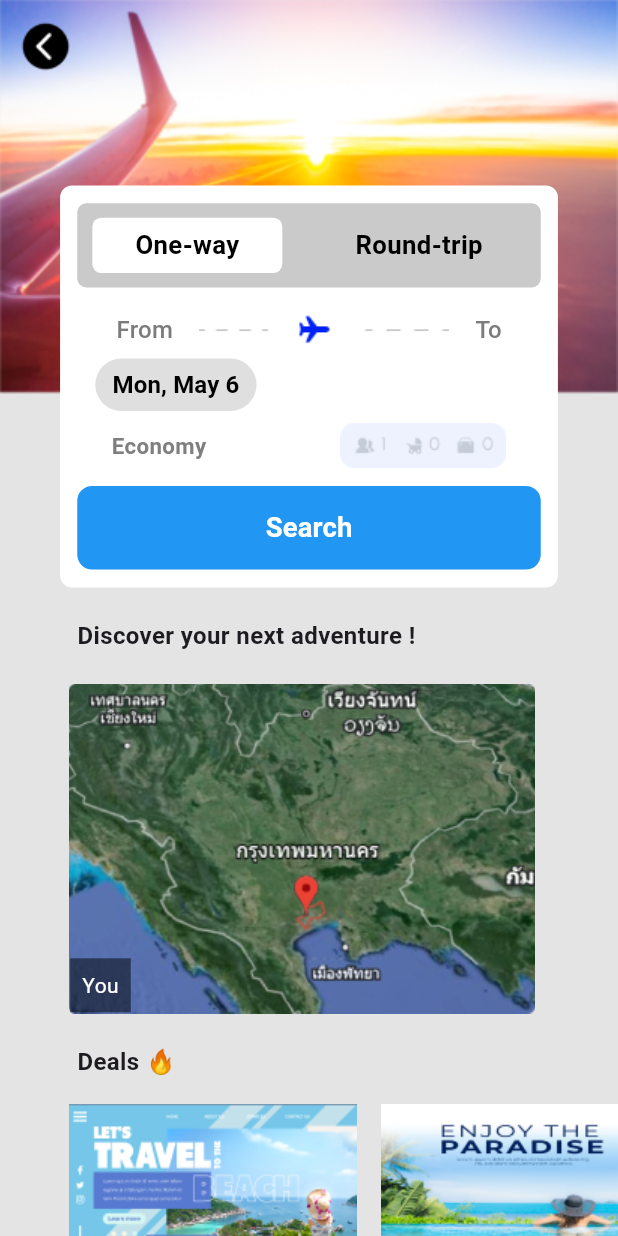
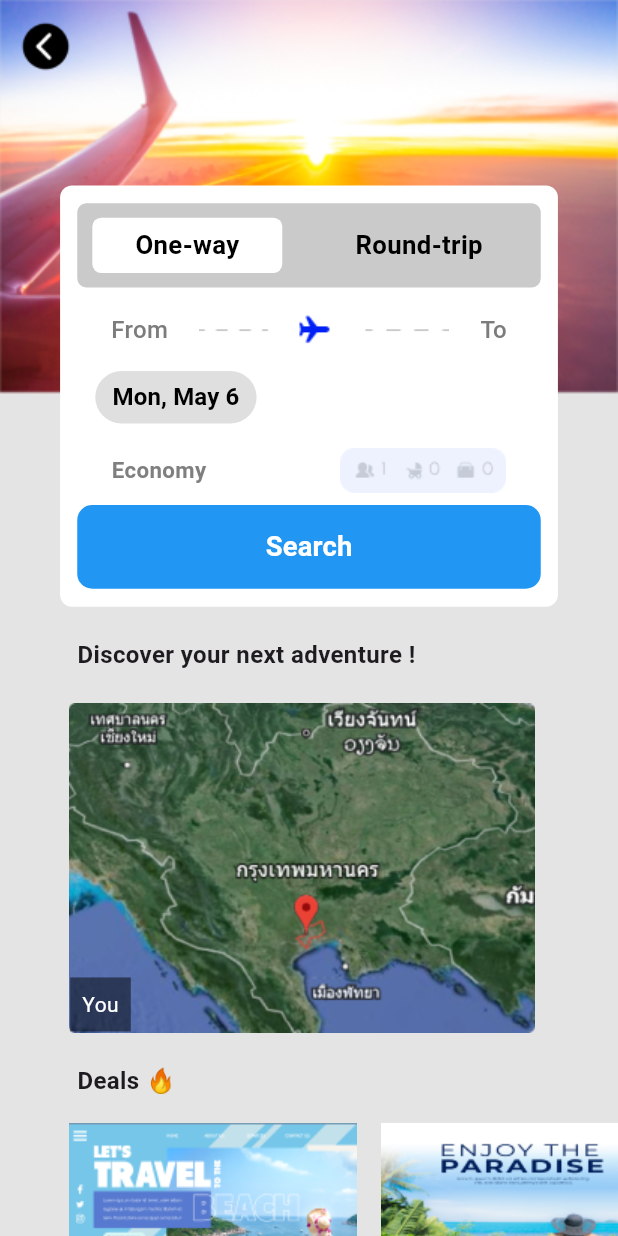
Before and after one commit to kongphop1209/App_TravelBlitz, a Flutter app: the FlightPage screen opened directly, on a phone screen of 412 x 824 dp. Run offline on Flutter 3.47's test engine with Material 3 defaults, Android fonts, the phone set to English and light mode, and no system bars; our stand-ins replace cloud_firestore, firebase_auth, firebase_core, flutter_screenutil, google_nav_bar, responsive_builder; missing offline and left inert: firebase_app_check; accounts and stored records are empty.

Commit message:
fix responsive

```diff
--- a/lib/components/swap_trip.dart
+++ b/lib/components/swap_trip.dart
@@ -59,9 +59,13 @@ class _OptionTextWidgetState extends State<OptionTextWidget> {
                       color: const Color.fromARGB(255, 124, 124, 124),
                     ),
                   ),
-                  SizedBox(width: 15.w),
+                  SizedBox(
+                    width: MediaQuery.of(context).size.width * 0.05,
+                  ),
                   Image.asset('assets/images/airplane_from_to.png'),
-                  SizedBox(width: 15.w),
+                  SizedBox(
+                    width: MediaQuery.of(context).size.width * 0.05,
+                  ),
                   Text(
                     'To',
                     style: TextStyle(
@@ -74,7 +78,7 @@ class _OptionTextWidgetState extends State<OptionTextWidget> {
               ),
             ),
             SizedBox(
-              height: 0.h,
+              height: MediaQuery.of(context).size.height * 0.01,
             ),
             TextButton(
               onPressed:
@@ -105,7 +109,7 @@ class _OptionTextWidgetState extends State<OptionTextWidget> {
               ),
             ),
             SizedBox(
-              height: 0.h,
+              height: MediaQuery.of(context).size.height * 0.01,
             ),
             Container(
               padding: EdgeInsets.symmetric(horizontal: 20.w),
@@ -124,7 +128,7 @@ class _OptionTextWidgetState extends State<OptionTextWidget> {
               ),
             ),
             SizedBox(
-              height: 10.h,
+              height: MediaQuery.of(context).size.height * 0.01,
             ),
             Container(
               width: double.infinity,
@@ -177,9 +181,13 @@ class _OptionTextWidgetState extends State<OptionTextWidget> {
                       color: const Color.fromARGB(255, 124, 124, 124),
                     ),
                   ),
-                  SizedBox(width: 15.w),
+                  SizedBox(
+                    width: MediaQuery.of(context).size.width * 0.05,
+                  ),
                   Image.asset('assets/images/airplane_from_to.png'),
-                  SizedBox(width: 15.w),
+                  SizedBox(
+                    width: MediaQuery.of(context).size.width * 0.05,
+                  ),
                   Text(
                     'To',
                     style: TextStyle(
@@ -192,7 +200,7 @@ class _OptionTextWidgetState extends State<OptionTextWidget> {
               ),
             ),
             SizedBox(
-              height: 0.h,
+              height: MediaQuery.of(context).size.height * 0.01,
             ),
             Padding(
               padding: EdgeInsets.symmetric(horizontal: 0.0.h),
@@ -274,7 +282,7 @@ class _OptionTextWidgetState extends State<OptionTextWidget> {
               ),
             ),
             SizedBox(
-              height: 0.h,
+              height: MediaQuery.of(context).size.height * 0.01,
             ),
             Container(
               padding: EdgeInsets.symmetric(horizontal: 20.w),
@@ -293,7 +301,7 @@ class _OptionTextWidgetState extends State<OptionTextWidget> {
               ),
             ),
             SizedBox(
-              height: 10.h,
+              height: MediaQuery.of(context).size.height * 0.01,
             ),
             Container(
               width: double.infinity,
--- a/lib/main.dart
+++ b/lib/main.dart
@@ -6,7 +6,6 @@ import 'package:traveling_app/auth_page/register_page.dart';
 import 'package:traveling_app/main_page.dart';
 import 'package:firebase_core/firebase_core.dart';
 import 'package:firebase_app_check/firebase_app_check.dart';
-import 'package:traveling_app/screens/home_page.dart';
 
 void main() async {
   WidgetsFlutterBinding.ensureInitialized();
```
Also changed, not shown: lib/auth_page/register_page.dart (+13 -4 lines).
